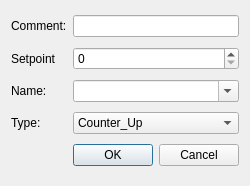
mikeV02/WaltechCapstone, file program/counter.ui: the form before one commit.
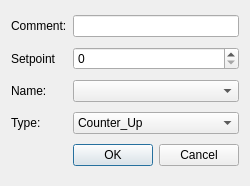
The form after the commit.

What changed in the file:
```diff
--- a/program/counter.ui
+++ b/program/counter.ui
@@ -67,7 +67,7 @@
    <item row="2" column="1">
     <widget class="QComboBox" name="comboBox_2">
      <property name="editable">
-      <bool>true</bool>
+      <bool>false</bool>
      </property>
     </widget>
    </item>
```
